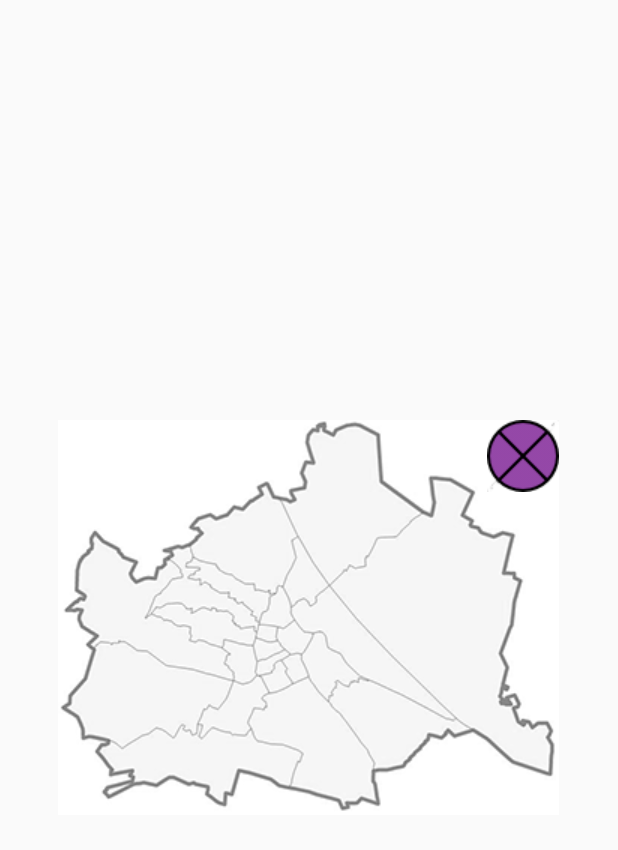
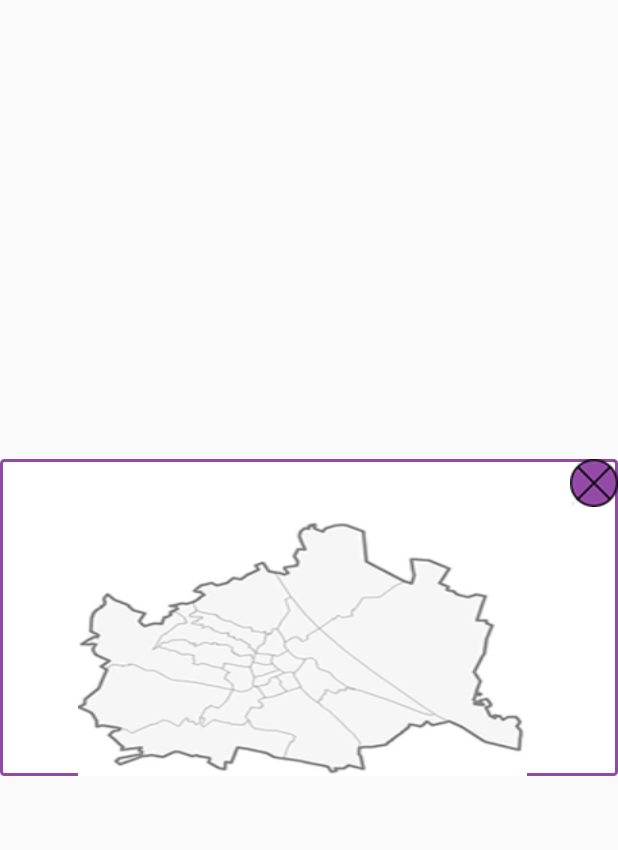
Before and after one commit to 1056109/HCI_2015S, an Android app: the layout map_layout.xml on its own in the app's theme, with its tools: preview values and no code run, on a phone screen of 412 x 824 dp. Shown: the top 850 px of the screen. Run offline under Robolectric (Android 15) with nearby library versions, the phone set to English and light mode, and no system bars.

Commit message:
different button size, costum dialog

```diff
--- a/HCISS2015/app/src/main/AndroidManifest.xml
+++ b/HCISS2015/app/src/main/AndroidManifest.xml
@@ -17,6 +17,7 @@
     <uses-permission android:name="android.permission.ACCESS_WIFI_STATE" />
     <uses-permission android:name="android.permission.ACCESS_NETWORK_STATE" />
     <uses-permission android:name="android.permission.INTERNET" />
+    <uses-permission android:name="android.permission.VIBRATE"/>
     <uses-permission android:name="android.permission.WRITE_EXTERNAL_STORAGE" />
     <uses-permission android:name="com.google.android.providers.gsf.permission.READ_GSERVICES"/>
 
--- a/HCISS2015/app/src/main/java/at/at/tuwien/hci/hciss2015/MapDialog.java
+++ b/HCISS2015/app/src/main/java/at/at/tuwien/hci/hciss2015/MapDialog.java
@@ -9,6 +9,7 @@ import android.view.LayoutInflater;
 import android.view.View;
 import android.view.ViewGroup;
 import android.widget.Button;
+import android.widget.ImageView;
 import android.widget.TextView;
 
 /**
@@ -20,11 +21,10 @@ public class MapDialog extends DialogFragment {
         // Use the Builder class for convenient dialog construction
         AlertDialog.Builder builder = new AlertDialog.Builder(getActivity());
         LayoutInflater inflater = getActivity().getLayoutInflater();
-        builder.setView(inflater.inflate(R.layout.map_layout, null))
-
-        .setTitle("Fortschritt Aufenthaltsort");
+        builder.setView(inflater.inflate(R.layout.map_layout, null));
 
         // Create the AlertDialog object and return it
         return builder.create();
     }
+
 }
--- a/HCISS2015/app/src/main/res/drawable/curve_shape.xml
+++ b/HCISS2015/app/src/main/res/drawable/curve_shape.xml
@@ -1,10 +1,10 @@
 <shape xmlns:android="http://schemas.android.com/apk/res/android">
 
-    <solid android:color="#9349A6" />
+    <solid android:color="#FFFFFF" />
 
     <stroke
         android:width="2dp"
-        android:color="#000000" />
+        android:color="#9349A6" />
 
     <corners
         android:bottomLeftRadius="2dp"
--- a/HCISS2015/app/src/main/res/layout/map_layout.xml
+++ b/HCISS2015/app/src/main/res/layout/map_layout.xml
@@ -1,18 +1,39 @@
 <?xml version="1.0" encoding="utf-8"?>
-<FrameLayout xmlns:android="http://schemas.android.com/apk/res/android"
-    android:orientation="vertical"
+<LinearLayout xmlns:android="http://schemas.android.com/apk/res/android"
+    android:layout_width="match_parent"
     android:layout_height="wrap_content"
-    android:layout_width="wrap_content"
-    android:layout_gravity="center"
-    android:background="@drawable/mapone"
-    android:id="@+id/mapDialogLayout">
+    android:layout_gravity="center_vertical"
+    android:gravity="center"
+    android:background="@drawable/curve_shape"
+    android:orientation="vertical" >
 
-    <ImageButton
+    <ImageView
+        android:id="@+id/imageView_close"
         android:layout_width="wrap_content"
         android:layout_height="wrap_content"
-        android:id="@+id/closeButton"
-        android:background="?android:selectableItemBackground"
-        android:src="@drawable/button_close"
-        android:layout_gravity="right|top"
-         />
-</FrameLayout>
+        android:layout_gravity="right"
+        android:clickable="true"
+        android:src="@drawable/button_close" />
+
+    <FrameLayout
+        android:layout_width="wrap_content"
+        android:layout_height="wrap_content"
+        android:layout_centerInParent="true" >
+
+        <LinearLayout
+            android:layout_width="302dp"
+            android:layout_height="169dp"
+            android:layout_marginRight="5dp"
+            android:layout_marginTop="10dp"
+            android:background="@drawable/mapone"
+            android:gravity="center"
+            android:orientation="vertical"
+            android:paddingBottom="-50dp"
+            android:layout_gravity="center_horizontal|top">
+
+            <!---add your views here-->
+        </LinearLayout>
+
+    </FrameLayout>
+
+</LinearLayout>
```
Also changed, not shown: HCISS2015/app/src/main/java/at/at/tuwien/hci/hciss2015/MainActivity.java (+10 -2 lines), HCISS2015/app/src/main/res/layout/activity_main.xml (+7 -4 lines), HCISS2015/app/src/main/res/drawable/button_close.png, HCISS2015/app/src/main/res/drawable/mapone.png, HCISS2015/app/src/main/res/drawable/merkmal1.png, 4 other files.
